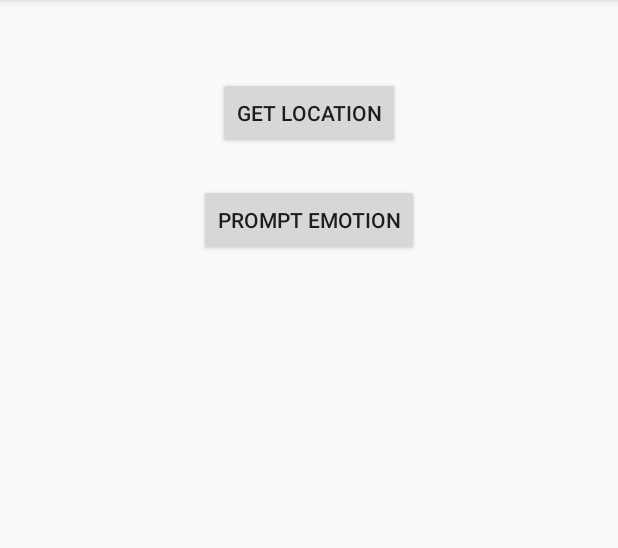
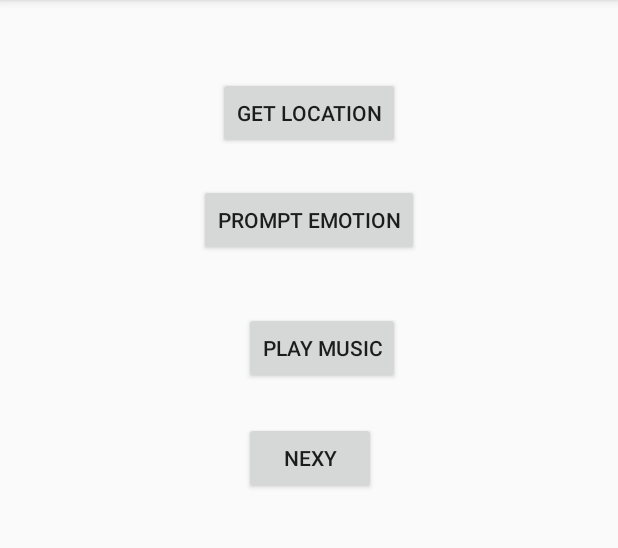
Before and after one commit to chandangs16/CSE_535Project, an Android app: the screen it shows after launch (MainActivity), on a phone screen of 412 x 824 dp, the part 84-632 px from its top. Run offline under Robolectric (Android 15) with nearby library versions, the phone set to English and light mode, and no system bars; 1 statement that could not run was skipped.

Commit message:
music service and controller

```diff
--- a/app/src/main/AndroidManifest.xml
+++ b/app/src/main/AndroidManifest.xml
@@ -27,7 +27,7 @@
             android:enabled="true"
             android:exported="true" />
         <service
-            android:name=".SpeedometerService"
+            android:name=".MusicService"
             android:enabled="true"
             android:exported="true"></service>
     </application>
--- a/app/src/main/java/edu/asu/cse535/contextmusic/DatabaseController.java
+++ b/app/src/main/java/edu/asu/cse535/contextmusic/DatabaseController.java
@@ -27,9 +27,7 @@ import android.location.Location;
 import android.os.AsyncTask;
 import android.os.Bundle;
 import android.os.Handler;
-import android.os.Message;
 import android.util.Log;
-import android.widget.Toast;
 
 import java.io.BufferedReader;
 import java.io.File;
@@ -61,7 +59,7 @@ public class DatabaseController extends SQLiteOpenHelper {
     private MainActivity parentActivity;
     private TrackGPS gps;
     private ArrayList<String> choiceList = new ArrayList<>();
-    public ConcurrentLinkedQueue<String> musicFiles = new ConcurrentLinkedQueue<String>();
+    public ConcurrentLinkedQueue<String> musicQueue = new ConcurrentLinkedQueue<String>();
     private String emotion = "happy";
     double longitude;
     double latitude;
@@ -80,12 +78,12 @@ public class DatabaseController extends SQLiteOpenHelper {
         public void run() {
             // TODO Auto-generated method stub
             Log.v("Thread -Check", "Running the Thread - Sohan");
-            //musicFiles.add("FirstFile");
-            //musicFiles.add("SecondFile");
+            //musicQueue.add("FirstFile");
+            //musicQueue.add("SecondFile");
             Random random = new Random();
             int randomIndex = random.nextInt(choiceList.size());
-            musicFiles.add(choiceList.get(randomIndex));
-            Log.w("music queue -> " , musicFiles.peek() + "~~~~" + musicFiles.size());
+            musicQueue.add(choiceList.get(randomIndex));
+            Log.w("music queue -> " , musicQueue.peek() + "~~~~" + musicQueue.size());
             choiceList = new ArrayList<>();
         }
     };
@@ -98,11 +96,16 @@ public class DatabaseController extends SQLiteOpenHelper {
         dbContext = context;
         dbPath = context.getFilesDir().getPath()+"/";
         android.util.Log.d(this.getClass().getSimpleName(),"dbpath: " + dbPath);
+        musicQueue.add("second");
 
         this.parentActivity = parentActivity;
         this.gps = gps;
 //        new WeatherResponse(latitude, longitude).execute();
 //        new TrafficResponse(latitude, longitude).execute();
+    }
+
+    public ConcurrentLinkedQueue<String> getQueue() {
+        return musicQueue;
     }
 
     /**
@@ -201,8 +204,6 @@ public class DatabaseController extends SQLiteOpenHelper {
         new WeatherResponse(latitude, longitude).execute();
         new TrafficResponse(latitude, longitude).execute();
     }
-
-
 
     public void queryDatabaseController(String queryType, String params) {
 //        ArrayList<String> songList = new ArrayList<String>();
--- a/app/src/main/java/edu/asu/cse535/contextmusic/MainActivity.java
+++ b/app/src/main/java/edu/asu/cse535/contextmusic/MainActivity.java
@@ -40,6 +40,9 @@ public class MainActivity extends AppCompatActivity {
 
     public DatabaseController dbController;
     private String emotion = "";
+    private MusicService musicSrv;
+    private Intent playIntent;
+    private boolean musicBound = false;
 
 
     @Override
@@ -81,17 +84,15 @@ public class MainActivity extends AppCompatActivity {
                     //new SpeedometerResponse(MainActivity.this, gps, getApplicationContext()).execute();
 
 
-                }
-                else
-                {
-                    Log.w("gps: ","in else part");
+                } else {
+                    Log.w("gps: ", "in else part");
                     gps.showSettingsAlert();
                 }
 
             }
         });
 
-        b_emo = (Button)findViewById(R.id.get_Emo);
+        b_emo = (Button) findViewById(R.id.get_Emo);
         b_emo.setOnClickListener(new View.OnClickListener() {
             @Override
             public void onClick(View view) {
@@ -102,7 +103,6 @@ public class MainActivity extends AppCompatActivity {
         });
 
     }
-
 
 
     public void callemotion() {
@@ -152,6 +152,7 @@ public class MainActivity extends AppCompatActivity {
         dialog.show();
 
     }
+
     @Override
     protected void onDestroy() {
         super.onDestroy();
@@ -188,5 +189,40 @@ public class MainActivity extends AppCompatActivity {
         }
     }
 
+    public void play(View v) {
+
+        musicSrv.startMusic(dbController.getQueue());
+        dbController.addSong(gps.getLatitude(),gps.getLongitude());
+    }
+
+    public void next(View v) {
+        musicSrv.nextMusic(dbController.getQueue());
+        dbController.addSong(gps.getLatitude(),gps.getLongitude());
+    }
+
+    @Override
+    protected void onStart() {
+        super.onStart();
+        playIntent = new Intent(this, MusicService.class);
+        ServiceConnection musicConnection = new ServiceConnection() {
+
+            @Override
+            public void onServiceConnected(ComponentName name, IBinder service) {
+                MusicService.MusicBinder binder = (MusicService.MusicBinder) service;
+                //get service
+                musicSrv = binder.getService();
+                //pass list
+                musicBound = true;
+            }
+
+            @Override
+            public void onServiceDisconnected(ComponentName name) {
+                musicBound = false;
+            }
+        };
+        bindService(playIntent, musicConnection, Context.BIND_AUTO_CREATE);
+        startService(playIntent);
+    }
+
 
 }
--- a/app/src/main/res/layout/activity_main.xml
+++ b/app/src/main/res/layout/activity_main.xml
@@ -29,4 +29,25 @@
         android:layout_centerHorizontal="true"
         android:layout_marginTop="71dp"
         />
+
+    <Button
+        android:text="play music"
+        android:layout_width="wrap_content"
+        android:layout_height="wrap_content"
+        android:layout_below="@+id/get_Emo"
+        android:layout_alignEnd="@+id/get_Loc"
+        android:layout_marginTop="37dp"
+        android:id="@+id/button"
+        android:onClick="play"/>
+
+    <Button
+        android:text="nexy"
+        android:layout_width="wrap_content"
+        android:layout_height="wrap_content"
+        android:layout_below="@+id/button"
+        android:layout_alignStart="@+id/button"
+        android:layout_marginTop="25dp"
+        android:id="@+id/button2"
+        android:onClick="next"/>
+
 </RelativeLayout>
```
Also changed, not shown: app/src/main/java/edu/asu/cse535/contextmusic/MusicService.java (added, +89 -0 lines), 2 other files.
